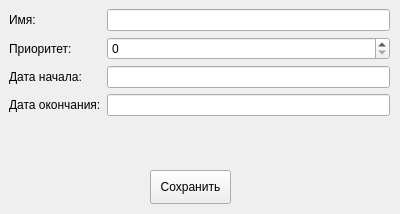
Old version of the form ui/task_editor.ui in the repository eg-mart/timez.
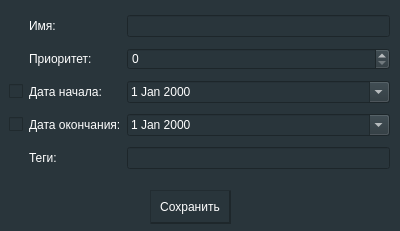
New version of the form.

Diff of the .ui file:
```diff
--- a/ui/task_editor.ui
+++ b/ui/task_editor.ui
@@ -7,61 +7,128 @@
     <x>0</x>
     <y>0</y>
     <width>400</width>
-    <height>214</height>
+    <height>231</height>
    </rect>
   </property>
   <property name="windowTitle">
-   <string>Form</string>
+   <string>Редактировать задачу</string>
+  </property>
+  <property name="styleSheet">
+   <string notr="true">* {
+	 background-color: rgb(41, 53, 59);
+	color: white;
+}
+
+QPushButton {
+	border: 0px solid rgb(30, 39, 43);
+	border-right-width: 2px;
+	border-bottom-width: 2px;
+	border-top: 1px solid rgb(34, 44, 49);
+	border-left: 1px solid rgb(34, 44, 49);
+}
+
+QPushButton:hover {
+	border: 0px solid rgb(30, 39, 43);
+	border-right-width: 3px;
+	border-bottom-width: 3px;
+	border-top: 2px solid rgb(34, 44, 49);
+	border-left: 2px solid rgb(34, 44, 49);
+}
+
+QPushButton:pressed {
+	background-color: rgb(34, 44, 49);
+}
+
+QLabel {
+	background-color: rgba(255, 255, 255, 0);
+}
+</string>
   </property>
   <widget class="QWidget" name="formLayoutWidget">
    <property name="geometry">
     <rect>
      <x>9</x>
-     <y>9</y>
+     <y>10</y>
      <width>381</width>
-     <height>151</height>
+     <height>166</height>
     </rect>
    </property>
-   <layout class="QFormLayout" name="formLayout">
-    <item row="0" column="0">
+   <layout class="QGridLayout" name="gridLayout">
+    <item row="2" column="2">
+     <widget class="QDateEdit" name="start_date">
+      <property name="calendarPopup">
+       <bool>true</bool>
+      </property>
+     </widget>
+    </item>
+    <item row="3" column="0">
+     <widget class="QCheckBox" name="enable_end_date">
+      <property name="text">
+       <string/>
+      </property>
+     </widget>
+    </item>
+    <item row="3" column="1">
+     <widget class="QLabel" name="Label_4">
+      <property name="text">
+       <string>Дата окончания:</string>
+      </property>
+     </widget>
+    </item>
+    <item row="2" column="0">
+     <widget class="QCheckBox" name="enable_start_date">
+      <property name="text">
+       <string/>
+      </property>
+     </widget>
+    </item>
+    <item row="0" column="1">
      <widget class="QLabel" name="Label">
       <property name="text">
        <string>Имя:</string>
       </property>
      </widget>
     </item>
-    <item row="0" column="1">
+    <item row="0" column="2">
      <widget class="QLineEdit" name="name"/>
     </item>
-    <item row="1" column="0">
+    <item row="1" column="2">
+     <widget class="QSpinBox" name="priority"/>
+    </item>
+    <item row="3" column="2">
+     <widget class="QDateEdit" name="end_date">
+      <property name="calendarPopup">
+       <bool>true</bool>
+      </property>
+     </widget>
+    </item>
+    <item row="1" column="1">
      <widget class="QLabel" name="Label_2">
       <property name="text">
        <string>Приоритет:</string>
       </property>
      </widget>
     </item>
-    <item row="1" column="1">
-     <widget class="QSpinBox" name="priority"/>
-    </item>
-    <item row="2" column="0">
+    <item row="2" column="1">
      <widget class="QLabel" name="Label_3">
       <property name="text">
        <string>Дата начала:</string>
       </property>
      </widget>
     </item>
-    <item row="2" column="1">
-     <widget class="QLineEdit" name="start_date"/>
-    </item>
-    <item row="3" column="0">
-     <widget class="QLabel" name="Label_4">
+    <item row="4" column="1">
+     <widget class="QLabel" name="label">
       <property name="text">
-       <string>Дата окончания:</string>
+       <string>Теги:</string>
       </property>
      </widget>
     </item>
-    <item row="3" column="1">
-     <widget class="QLineEdit" name="end_date"/>
+    <item row="4" column="2">
+     <widget class="QLineEdit" name="tags">
+      <property name="readOnly">
+       <bool>false</bool>
+      </property>
+     </widget>
     </item>
    </layout>
   </widget>
@@ -69,7 +136,7 @@
    <property name="geometry">
     <rect>
      <x>150</x>
-     <y>170</y>
+     <y>190</y>
      <width>81</width>
      <height>34</height>
     </rect>
```
Left out of the diff: 3 changed lines with no effect on the pictures.
